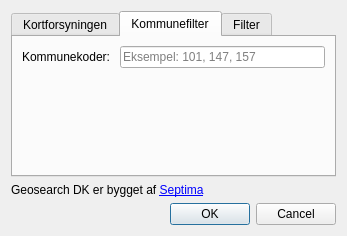
The window that src/geosearch_dk/ui_settings.ui (Septima/qgis-geosearch) describes before a commit, drawn with Qt 5.
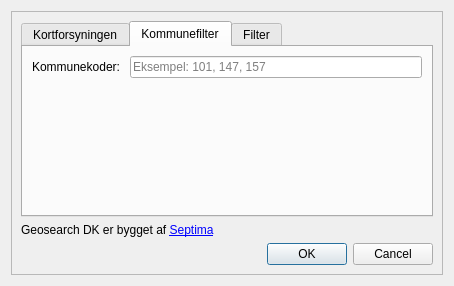
The same window after the commit. The open tabs and pages were chosen to show the change.

Commit message: Added scrollbar to settings dialog-box

```diff
--- a/src/geosearch_dk/ui_settings.ui
+++ b/src/geosearch_dk/ui_settings.ui
@@ -6,8 +6,8 @@
    <rect>
     <x>0</x>
     <y>0</y>
-    <width>324</width>
-    <height>236</height>
+    <width>454</width>
+    <height>286</height>
    </rect>
   </property>
   <property name="sizePolicy">
@@ -21,6 +21,21 @@
   </property>
   <layout class="QVBoxLayout" name="verticalLayout_2">
    <item>
+    <widget class="QScrollArea" name="scrollArea">
+     <property name="widgetResizable">
+      <bool>true</bool>
+     </property>
+     <widget class="QWidget" name="scrollAreaWidgetContents">
+      <property name="geometry">
+       <rect>
+        <x>0</x>
+        <y>0</y>
+        <width>434</width>
+        <height>266</height>
+       </rect>
+      </property>
+      <layout class="QGridLayout" name="gridLayout_2">
+       <item row="0" column="0">
     <layout class="QVBoxLayout" name="verticalLayout">
      <item>
       <layout class="QFormLayout" name="formLayout">
@@ -323,6 +338,10 @@
       </widget>
      </item>
     </layout>
+       </item>
+      </layout>
+     </widget>
+    </widget>
    </item>
   </layout>
  </widget>
```
Left out of the diff: 2 changed lines with no effect on the pictures. Lines whose indentation alone changed are shown as unchanged.
